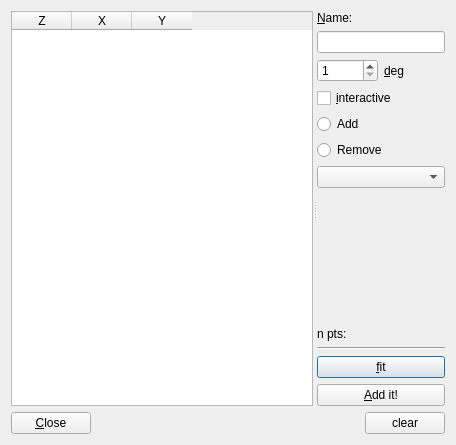
Above: lasagna/plugins/annotation_plugins/add_line.ui from SainsburyWellcomeCentre/lasagna before the change. Below: the same form after it.
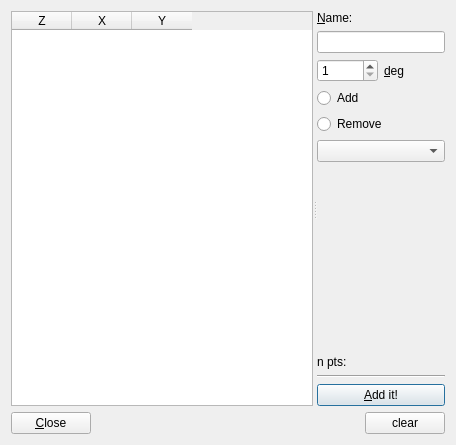
That is the form after the change.

Commit message: add_line: remove interactive checkbox and fit button

The edit to the form file:
```diff
--- a/lasagna/plugins/annotation_plugins/add_line.ui
+++ b/lasagna/plugins/annotation_plugins/add_line.ui
@@ -90,13 +90,6 @@
          </item>
         </layout>
        </item>
-       <item>
-        <widget class="QCheckBox" name="interactive_checkBox">
-         <property name="text">
-          <string>&amp;interactive</string>
-         </property>
-        </widget>
-       </item>
        <item>
         <widget class="QRadioButton" name="addPoint_radioButton">
          <property name="text">
@@ -141,13 +134,6 @@
          </property>
         </widget>
        </item>
-       <item>
-        <widget class="QPushButton" name="fit_pushButton">
-         <property name="text">
-          <string>&amp;fit</string>
-         </property>
-        </widget>
-       </item>
        <item>
         <widget class="QPushButton" name="add_pushButton">
          <property name="text">
```
The commit also changes 2 other files.
